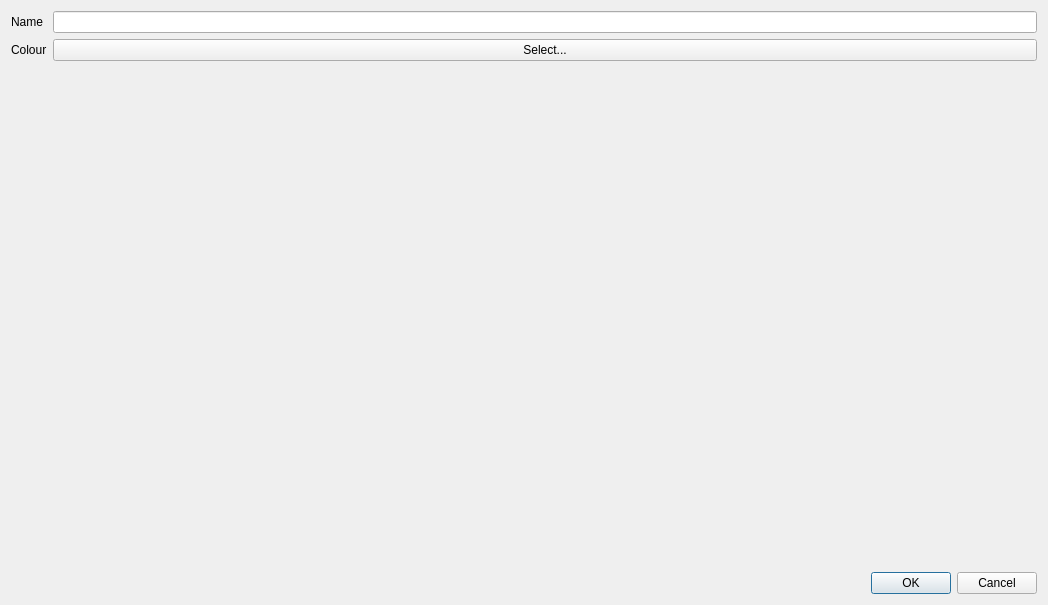
Qt form source/package/adaptation_pathways/desktop/ui/edit_action_dialog.ui (geoneric/PathwaysGenerator) before a commit.
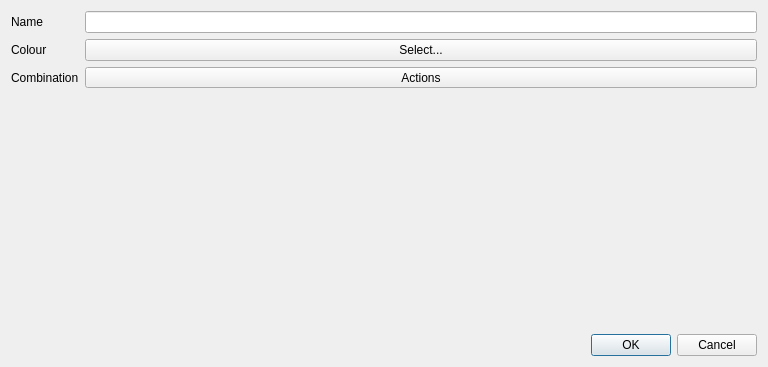
The same form after that commit.

Commit message: Add support for adding action combinations

```diff
--- a/source/package/adaptation_pathways/desktop/ui/edit_action_dialog.ui
+++ b/source/package/adaptation_pathways/desktop/ui/edit_action_dialog.ui
@@ -6,8 +6,8 @@
    <rect>
     <x>0</x>
     <y>0</y>
-    <width>1048</width>
-    <height>605</height>
+    <width>768</width>
+    <height>367</height>
    </rect>
   </property>
   <property name="sizePolicy">
@@ -46,6 +46,26 @@
        </property>
       </widget>
      </item>
+     <item row="2" column="0">
+      <widget class="QLabel" name="label_2">
+       <property name="text">
+        <string>Combination</string>
+       </property>
+      </widget>
+     </item>
+     <item row="2" column="1">
+      <widget class="QToolButton" name="select_actions_button">
+       <property name="sizePolicy">
+        <sizepolicy hsizetype="Minimum" vsizetype="Fixed">
+         <horstretch>0</horstretch>
+         <verstretch>0</verstretch>
+        </sizepolicy>
+       </property>
+       <property name="text">
+        <string>Actions</string>
+       </property>
+      </widget>
+     </item>
     </layout>
    </item>
    <item>
```
The commit also changes 6 other files.
